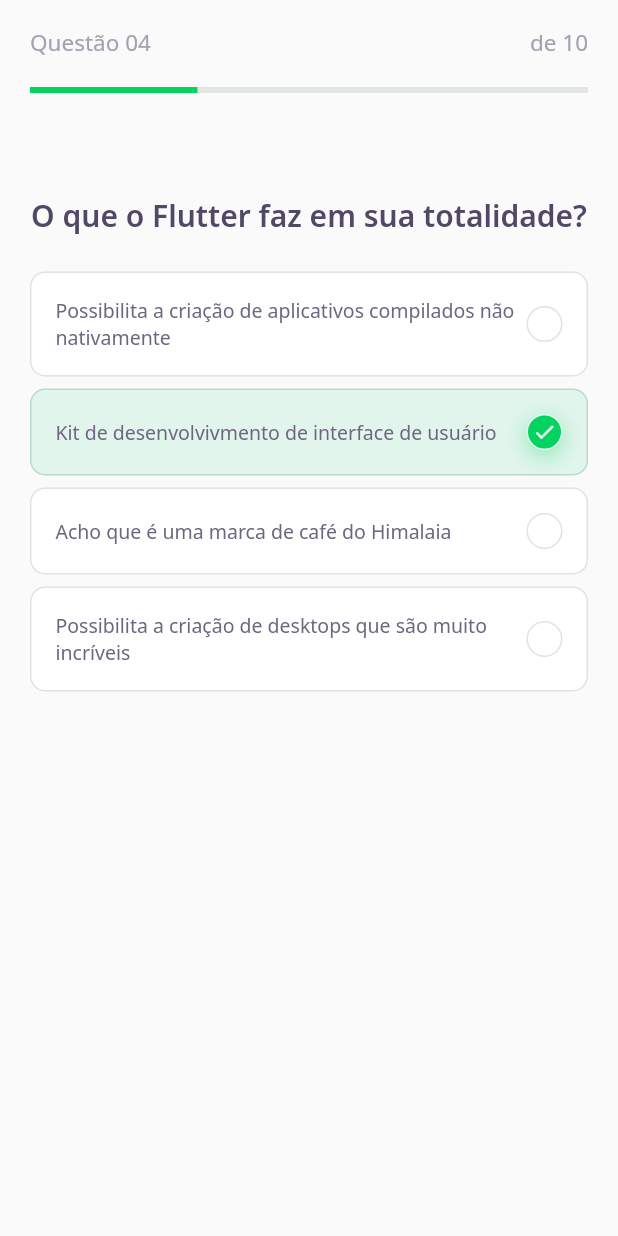
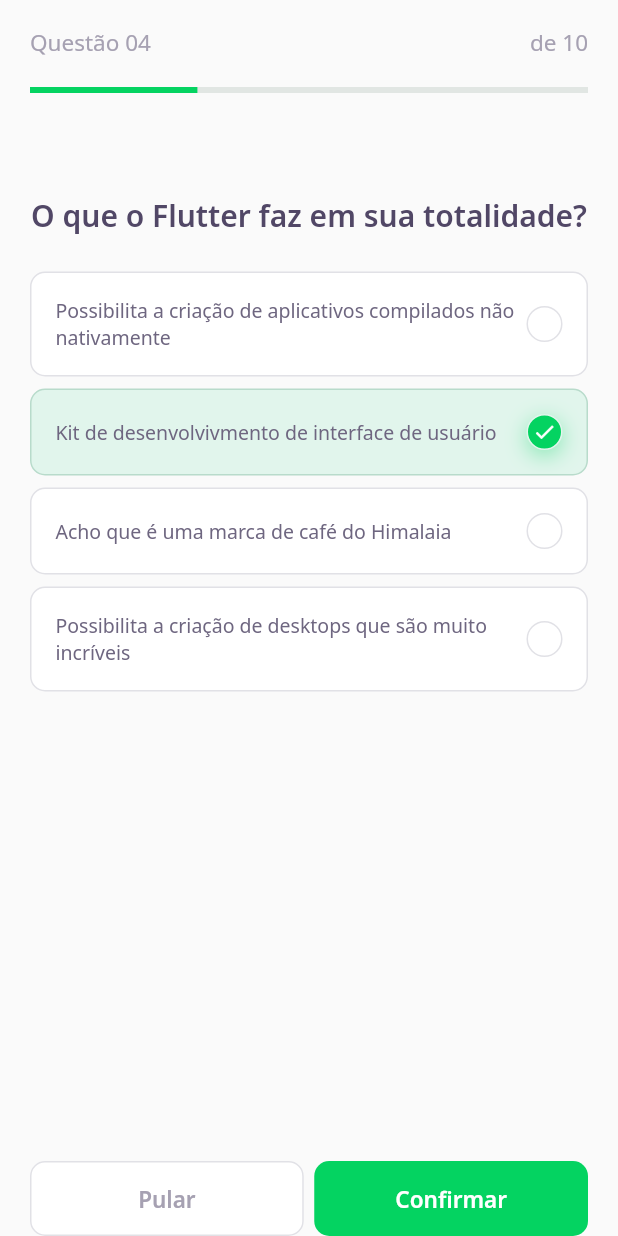
Before and after one commit to pinholucas/rocketseat-nlw5-devquiz, a Flutter app: the ChallengePage screen opened directly, on a phone screen of 412 x 824 dp. Run offline on Flutter 3.47's test engine with Material 2 defaults, Android fonts, the phone set to English and light mode, and no system bars; our stand-ins replace google_fonts; accounts and stored records are empty.

Commit message:
feat: add NextButton

```diff
--- a/lib/challenge/challenge_page.dart
+++ b/lib/challenge/challenge_page.dart
@@ -1,6 +1,8 @@
 import 'package:devquiz/challenge/widgets/question_indicator/question_indicator_widget.dart';
 import 'package:devquiz/challenge/widgets/quiz/quiz_widget.dart';
 import 'package:flutter/material.dart';
+
+import 'widgets/next_button/next_button_widget.dart';
 
 class ChallengePage extends StatefulWidget {
   @override
@@ -13,6 +15,25 @@ class _ChallengePageState extends State<ChallengePage> {
     return Scaffold(
       appBar: QuestionIndicatorWidget(),
       body: QuizWidget(title: 'O que o Flutter faz em sua totalidade?'),
+      bottomNavigationBar: SafeArea(
+        child: Padding(
+          padding: const EdgeInsets.symmetric(horizontal: 20),
+          child: Row(
+            mainAxisAlignment: MainAxisAlignment.spaceAround,
+            children: [
+              NextButton.white(
+                label: 'Pular',
+                onTap: () {},
+              ),
+              SizedBox(width: 7),
+              NextButton.green(
+                label: 'Confirmar',
+                onTap: () {},
+              ),
+            ],
+          ),
+        ),
+      ),
     );
   }
 }
--- /dev/null
+++ b/lib/challenge/widgets/next_button/next_button_widget.dart
@@ -0,0 +1,61 @@
+import 'package:devquiz/core/app_colors.dart';
+import 'package:flutter/material.dart';
+import 'package:google_fonts/google_fonts.dart';
+
+class NextButton extends StatelessWidget {
+  final String label;
+  final Color borderColor;
+  final Color backgroundColor;
+  final Color textColor;
+  final VoidCallback onTap;
+
+  NextButton(
+      {required this.label,
+      required this.borderColor,
+      required this.backgroundColor,
+      required this.textColor,
+      required this.onTap});
+
+  NextButton.white({required String label, required VoidCallback onTap})
+      : this.borderColor = AppColors.border,
+        this.backgroundColor = AppColors.white,
+        this.textColor = AppColors.lightGrey,
+        this.onTap = onTap,
+        this.label = label;
+
+  NextButton.green({required String label, required VoidCallback onTap})
+      : this.borderColor = Colors.transparent,
+        this.backgroundColor = AppColors.darkGreen,
+        this.textColor = AppColors.white,
+        this.onTap = onTap,
+        this.label = label;
+
+  @override
+  Widget build(BuildContext context) {
+    return Expanded(
+      flex: 1,
+      child: TextButton(
+        style: ButtonStyle(
+          backgroundColor: MaterialStateProperty.all(backgroundColor),
+          shape: MaterialStateProperty.all(
+            RoundedRectangleBorder(
+              borderRadius: BorderRadius.circular(10),
+            ),
+          ),
+          side: MaterialStateProperty.all(
+            BorderSide(color: borderColor),
+          ),
+        ),
+        onPressed: onTap,
+        child: Padding(
+          padding: const EdgeInsets.symmetric(vertical: 7),
+          child: Text(
+            label,
+            style: GoogleFonts.notoSans(
+                fontWeight: FontWeight.w600, fontSize: 15, color: textColor),
+          ),
+        ),
+      ),
+    );
+  }
+}
--- a/lib/core/app_widget.dart
+++ b/lib/core/app_widget.dart
@@ -7,7 +7,7 @@ class AppWidget extends StatelessWidget {
   Widget build(BuildContext context) {
     return MaterialApp(
       title: "DevQuiz",
-      home: HomePage(),
+      home: ChallengePage(),
     );
   }
 }
```
